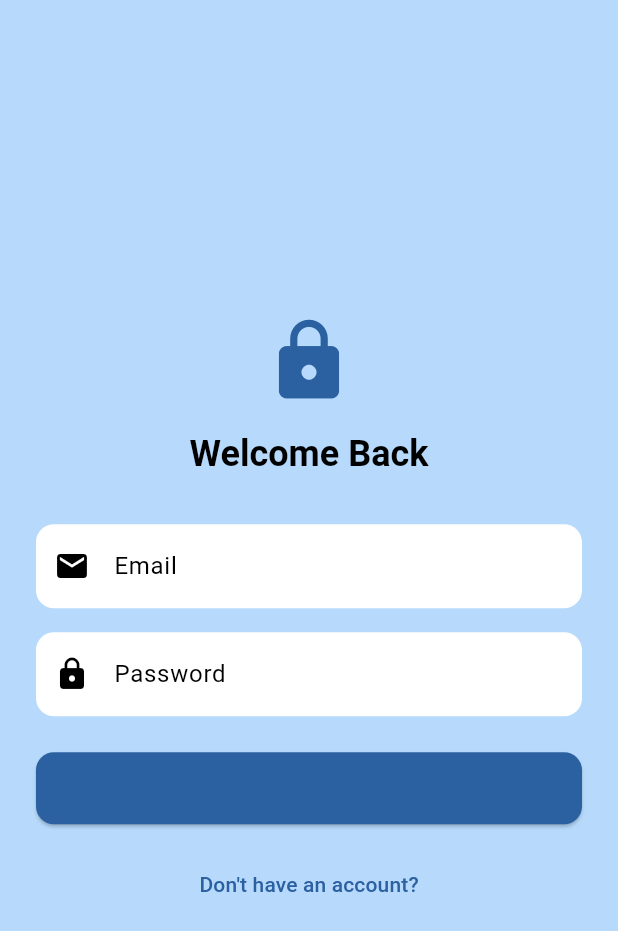
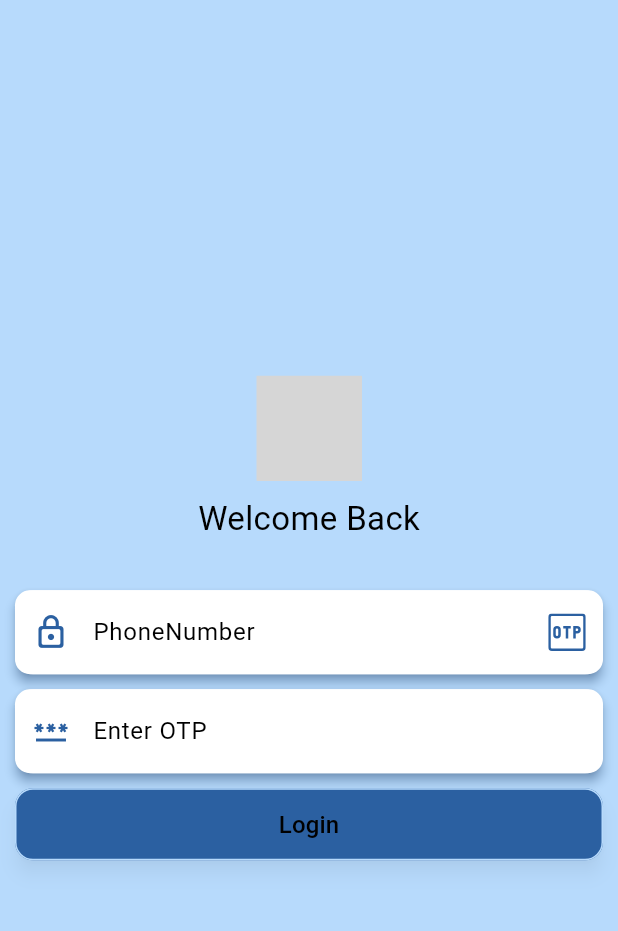
Before and after one commit to TahaMike/LocoAid, a Flutter app: the LoginScreen screen opened by its route, on a phone screen of 412 x 824 dp. Shown: the top 931 px of the screen. Run offline on Flutter 3.47's test engine with Material 3 defaults, Android fonts, the phone set to English and light mode, and no system bars; our stand-ins replace firebase_auth, flutter_riverpod, flutter_svg, go_router; accounts and stored records are empty; grey boxes are pictures that could not be loaded.

Commit message:
login page updated

```diff
--- a/locoaid/lib/core/router/app_router.dart
+++ b/locoaid/lib/core/router/app_router.dart
@@ -7,9 +7,9 @@ import '../../presentation/pages/login_screen.dart';
 import '../../presentation/pages/sign_up_screen.dart';
 
 final GoRouter router = GoRouter(
-  initialLocation: '/',
+  initialLocation: '/splash',
   routes: [
-    GoRoute(path: '/', builder: (context, state) => const SplashScreen()),
+    GoRoute(path: '/splash', builder: (context, state) => const SplashScreen()),
     GoRoute(path: '/signup', builder: (context, state) => const SignUpScreen()),
     GoRoute(path: '/login', builder: (context, state) => const LoginScreen()),
     GoRoute(
--- a/locoaid/lib/presentation/pages/login_screen.dart
+++ b/locoaid/lib/presentation/pages/login_screen.dart
@@ -1,5 +1,7 @@
 import 'package:flutter/material.dart';
 import 'package:go_router/go_router.dart';
+import 'package:locoaid/presentation/widgets/custom_text_widgets.dart';
+import 'package:locoaid/presentation/widgets/custom_normal_widgets.dart';
 import '../../../core/theme/app_theme.dart';
 
 class LoginScreen extends StatefulWidget {
@@ -9,10 +11,11 @@ class LoginScreen extends StatefulWidget {
   State<LoginScreen> createState() => _LoginScreenState();
 }
 
-class _LoginScreenState extends State<LoginScreen> with SingleTickerProviderStateMixin {
-  final _emailController = TextEditingController();
-  final _passwordController = TextEditingController();
-
+class _LoginScreenState extends State<LoginScreen>
+    with SingleTickerProviderStateMixin {
+  final _loginFormKey = GlobalKey<FormState>();
+  final _userPhoneNumberController = TextEditingController();
+  final _otpController = TextEditingController();
   double _opacity = 0.0;
 
   @override
@@ -25,72 +28,130 @@ class _LoginScreenState extends State<LoginScreen> with SingleTickerProviderStat
 
   @override
   void dispose() {
-    _emailController.dispose();
-    _passwordController.dispose();
+    _userPhoneNumberController.dispose();
     super.dispose();
-  }
-
-  void _onLoginPressed() {
-    context.go('/home');
   }
 
   @override
   Widget build(BuildContext context) {
     return Scaffold(
       backgroundColor: AppTheme.secondaryColor,
-      body: Center(
+      body: Form(
+        key: _loginFormKey,
+        child: Padding(
+          padding: const EdgeInsets.all(10),
+          child: Center(
             child: AnimatedOpacity(
               duration: const Duration(milliseconds: 600),
+
               opacity: _opacity,
-          child: SingleChildScrollView(
-            padding: const EdgeInsets.symmetric(horizontal: 24),
               child: Column(
                 mainAxisAlignment: MainAxisAlignment.center,
                 children: [
-                Icon(Icons.lock, size: 60, color: AppTheme.primaryColor),
-                const SizedBox(height: 16),
-                Text("Welcome Back", style: Theme.of(context).textTheme.headlineMedium),
+                  customSvgWidget(
+                    filePath: 'assets/icons/lock.svg',
+                    height: 70,
+                    width: 70,
+                  ),
+                  const SizedBox(height: 10),
+                  customNormalTextWidget(
+                    text: "Welcome Back",
+                    isBold: false,
+                    fontSize: 22,
+                  ),
                   const SizedBox(height: 32),
 
-                TextField(
-                  controller: _emailController,
-                  keyboardType: TextInputType.emailAddress,
-                  decoration: const InputDecoration(
-                    labelText: "Email",
-                    prefixIcon: Icon(Icons.email),
+                  Material(
+                    elevation: 3,
+                    borderRadius: BorderRadius.circular(10),
+                    shadowColor: AppTheme.primaryColor.withOpacity(0.8),
+                    child: TextFormField(
+                      controller: _userPhoneNumberController,
+                      decoration: InputDecoration(
+                        labelText: 'PhoneNumber',
+                        labelStyle: TextStyle(color: Colors.black),
+                        prefixIcon: Icon(
+                          Icons.lock_outline_rounded,
+                          color: AppTheme.primaryColor,
+                          size: 25,
+                        ),
+                        suffixIcon: IconButton(
+                          onPressed: () {
+                            setState(() {});
+                          },
+                          icon: customSvgWidget(
+                            filePath: 'assets/icons/otp.svg',
                           ),
                         ),
-                const SizedBox(height: 16),
-
-                TextField(
-                  controller: _passwordController,
-                  obscureText: true,
-                  decoration: const InputDecoration(
-                    labelText: "Password",
-                    prefixIcon: Icon(Icons.lock),
+                      ),
+                      validator: (value) {
+                        if (value == null || value.trim().isEmpty) {
+                          return 'Please enter your Phone number';
+                        }
+                        final phone = int.tryParse(value.trim());
+                        if (phone == null) {
+                          return 'Numbers are required';
+                        }
+                        if (value.length != 10) {
+                          return 'Enter a valid Phone Number';
+                        }
+                        return null;
+                      },
                     ),
                   ),
-                const SizedBox(height: 24),
 
+                  const SizedBox(height: 10),
+                  customTextField(
+                    fieldController: _otpController,
+                    labelTextUsed: "Enter OTP",
+                    iconUsed: Icons.password,
+                    iconUsedColor: AppTheme.primaryColor,
+                    validator: (value) {
+                      if (value == null || value.trim().isEmpty) {
+                        return 'Please enter your OTP';
+                      }
+                      final phone = int.tryParse(value.trim());
+                      if (phone == null) {
+                        return 'Numbers are required';
+                      }
+                      if (value.length != 4) {
+                        return 'Enter a valid OTP';
+                      }
+                      return null;
+                    },
+                  ), // phone number field
+
+                  const SizedBox(height: 10),
+                  // login Button
                   ElevatedButton(
-                  onPressed: _onLoginPressed,
+                    onPressed: () {
+                      if (_loginFormKey.currentState!.validate()) {
+                        context.go('/homescreen');
+                        // All good! ✅
+                      } else {
+                        // Show errors 🚫
+                      }
+                    },
                     style: ElevatedButton.styleFrom(
                       backgroundColor: AppTheme.primaryColor,
-                    // foregroundColor: Theme.of(context).textTheme as Color,
+                      elevation: 5,
+                      shadowColor: Colors.black26,
                       minimumSize: const Size(double.infinity, 48),
                       shape: RoundedRectangleBorder(
                         borderRadius: BorderRadius.circular(12),
+                        side: BorderSide(color: AppTheme.secondaryColor),
                       ),
                     ),
-                  child: const Text("Login", style: TextStyle(fontSize: 16)),
+                    child: const Text(
+                      "Login",
+                      style: TextStyle(
+                        fontSize: 16,
+                        color: AppTheme.textColorLight,
                       ),
-
-                const SizedBox(height: 16),
-                TextButton(
-                  onPressed: () {},
-                  child: const Text("Don't have an account?"),
+                    ),
                   ),
                 ],
+              ),
             ),
           ),
         ),
--- /dev/null
+++ b/locoaid/lib/presentation/widgets/custom_text_widgets.dart
@@ -0,0 +1,46 @@
+import 'package:flutter/material.dart';
+import 'package:locoaid/core/theme/app_theme.dart';
+
+// Normal Text Widget
+Widget customNormalTextWidget({
+  required String text,
+  required bool isBold,
+  double? fontSize,
+  Color? textColor,
+}) => Text(
+  text,
+  style: TextStyle(
+    color: textColor ?? Colors.black,
+    fontSize: fontSize ?? 14,
+    fontWeight: isBold ? FontWeight.bold : FontWeight.normal,
+  ),
+);
+
+Widget customTextField({
+  required TextEditingController fieldController,
+  required String labelTextUsed,
+  required IconData iconUsed,
+  FormFieldValidator? validator,
+  double? iconSize,
+  Color? textColor,
+  Color? iconUsedColor,
+  bool? isPassword,
+}) => Material(
+  elevation: 3,
+  borderRadius: BorderRadius.circular(10),
+  shadowColor: AppTheme.primaryColor.withOpacity(0.8),
+  child: TextFormField(
+    controller: fieldController,
+    obscureText: isPassword ?? false,
+    decoration: InputDecoration(
+      labelText: labelTextUsed,
+      labelStyle: TextStyle(color: textColor ?? Colors.black),
+      prefixIcon: Icon(
+        iconUsed,
+        size: iconSize,
+        color: iconUsedColor ?? AppTheme.primaryColor,
+      ),
+    ),
+    validator: validator,
+  ),
+);
```
Also changed, not shown: locoaid/lib/presentation/pages/sign_up_screen.dart (+6 -4 lines), locoaid/lib/presentation/widgets/custom_normal_widgets.dart (added, +66 -0 lines), locoaid/lib/presentation/widgets/custom_widgets.dart (deleted, +0 -117 lines). Lines whose indentation alone changed are shown as unchanged.
